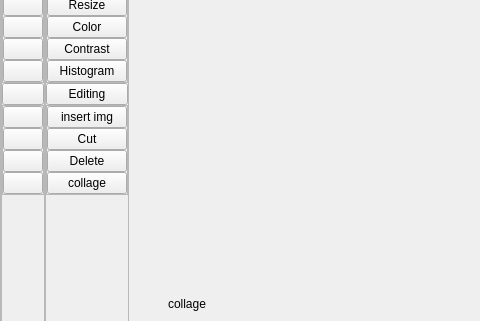
Before: the Qt Designer form ui/interface_demo.ui in Xuanlai583/Editting_app, drawn with Qt 5; both pictures show x 0 to 480 and y 96 to 417 of the 859 by 730 pixel window.
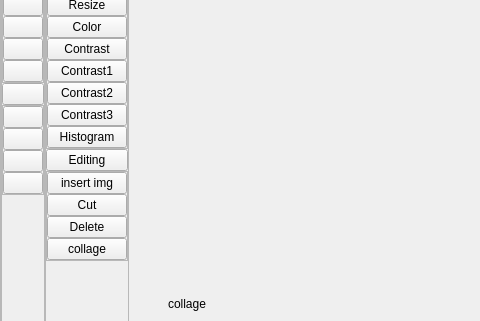
After: the same form once the commit is applied. The open tabs and pages were chosen to show the change. Icons and pictures are not drawn.

Diff of the .ui file:
```diff
--- a/ui/interface_demo.ui
+++ b/ui/interface_demo.ui
@@ -1078,6 +1078,27 @@
                    </property>
                   </widget>
                  </item>
+                 <item>
+                  <widget class="QPushButton" name="contrast1">
+                   <property name="text">
+                    <string>Contrast1</string>
+                   </property>
+                  </widget>
+                 </item>
+                 <item>
+                  <widget class="QPushButton" name="contrast2">
+                   <property name="text">
+                    <string>Contrast2</string>
+                   </property>
+                  </widget>
+                 </item>
+                 <item>
+                  <widget class="QPushButton" name="contrast3">
+                   <property name="text">
+                    <string>Contrast3</string>
+                   </property>
+                  </widget>
+                 </item>
                  <item>
                   <widget class="QPushButton" name="Histogram_btn_full">
                    <property name="text">
```
Left out of the diff: 2 changed lines with no effect on the pictures.
